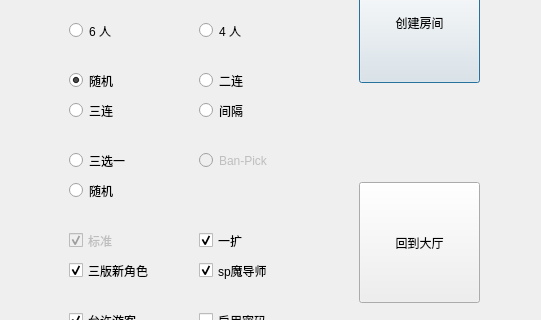
Qt form client/RoomSet.ui (chntujia/CodfiyAsteriatedGrailClient) before a commit; both pictures show x 181 to 722 and y 138 to 458 of the 722 by 575 pixel window.
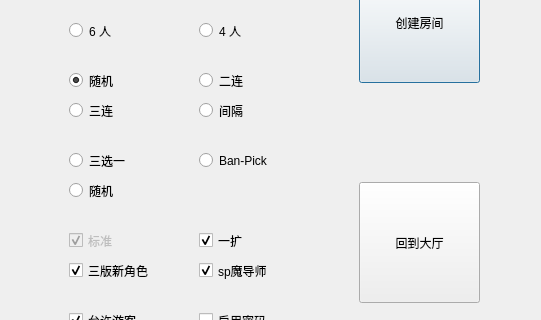
The same form after that commit.

```diff
--- a/client/RoomSet.ui
+++ b/client/RoomSet.ui
@@ -230,7 +230,7 @@
   </widget>
   <widget class="QRadioButton" name="radioButtonRoleSelectionBanPick">
    <property name="enabled">
-    <bool>false</bool>
+    <bool>true</bool>
    </property>
    <property name="geometry">
     <rect>
```
